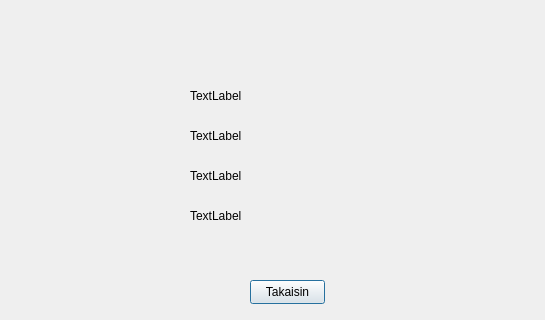
The window that bank-automat/asiakastiedotwindow.ui (Kealerator/bank_atm_group3) describes before a commit, drawn with Qt 5; both pictures show x 0 to 545 and y 0 to 320 of the 695 by 483 pixel window.
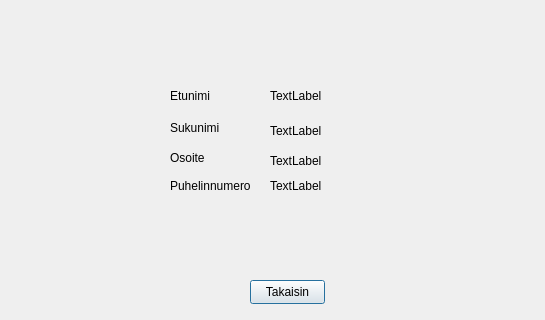
The same window after the commit.

Diff of the .ui file:
```diff
--- a/bank-automat/asiakastiedotwindow.ui
+++ b/bank-automat/asiakastiedotwindow.ui
@@ -16,7 +16,7 @@
   <widget class="QLabel" name="labelFname">
    <property name="geometry">
     <rect>
-     <x>190</x>
+     <x>270</x>
      <y>80</y>
      <width>171</width>
      <height>31</height>
@@ -29,10 +29,10 @@
   <widget class="QLabel" name="labelLname">
    <property name="geometry">
     <rect>
-     <x>190</x>
-     <y>120</y>
+     <x>270</x>
+     <y>110</y>
      <width>171</width>
-     <height>31</height>
+     <height>41</height>
     </rect>
    </property>
    <property name="text">
@@ -42,8 +42,8 @@
   <widget class="QLabel" name="labelPnumber">
    <property name="geometry">
     <rect>
-     <x>190</x>
-     <y>160</y>
+     <x>270</x>
+     <y>170</y>
      <width>171</width>
      <height>31</height>
     </rect>
@@ -55,10 +55,10 @@
   <widget class="QLabel" name="labelAddress">
    <property name="geometry">
     <rect>
-     <x>190</x>
-     <y>200</y>
+     <x>270</x>
+     <y>150</y>
      <width>171</width>
-     <height>31</height>
+     <height>21</height>
     </rect>
    </property>
    <property name="text">
@@ -78,6 +78,58 @@
     <string>Takaisin</string>
    </property>
   </widget>
+  <widget class="QLabel" name="label">
+   <property name="geometry">
+    <rect>
+     <x>170</x>
+     <y>80</y>
+     <width>131</width>
+     <height>31</height>
+    </rect>
+   </property>
+   <property name="text">
+    <string>Etunimi</string>
+   </property>
+  </widget>
+  <widget class="QLabel" name="label_2">
+   <property name="geometry">
+    <rect>
+     <x>170</x>
+     <y>120</y>
+     <width>49</width>
+     <height>16</height>
+    </rect>
+   </property>
+   <property name="text">
+    <string>Sukunimi</string>
+   </property>
+  </widget>
+  <widget class="QLabel" name="label_3">
+   <property name="geometry">
+    <rect>
+     <x>170</x>
+     <y>150</y>
+     <width>49</width>
+     <height>16</height>
+    </rect>
+   </property>
+   <property name="text">
+    <string>Osoite</string>
+   </property>
+  </widget>
+  <widget class="QLabel" name="label_4">
+   <property name="geometry">
+    <rect>
+     <x>170</x>
+     <y>170</y>
+     <width>81</width>
+     <height>31</height>
+    </rect>
+   </property>
+   <property name="text">
+    <string>Puhelinnumero</string>
+   </property>
+  </widget>
  </widget>
  <resources/>
  <connections/>
```
